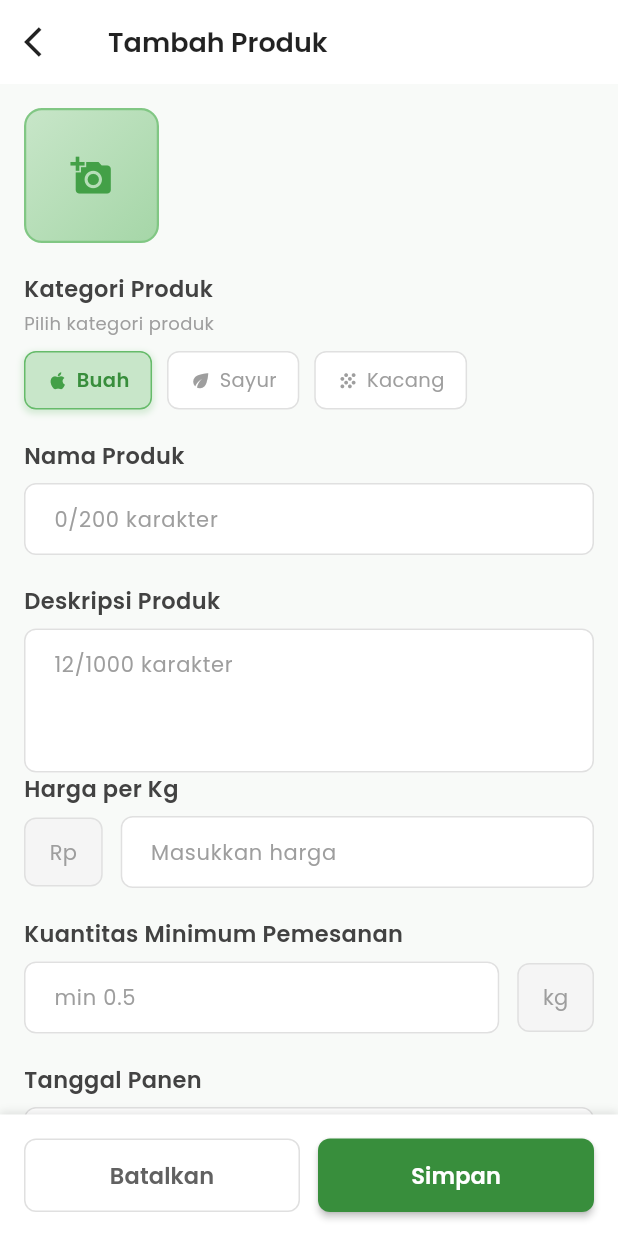
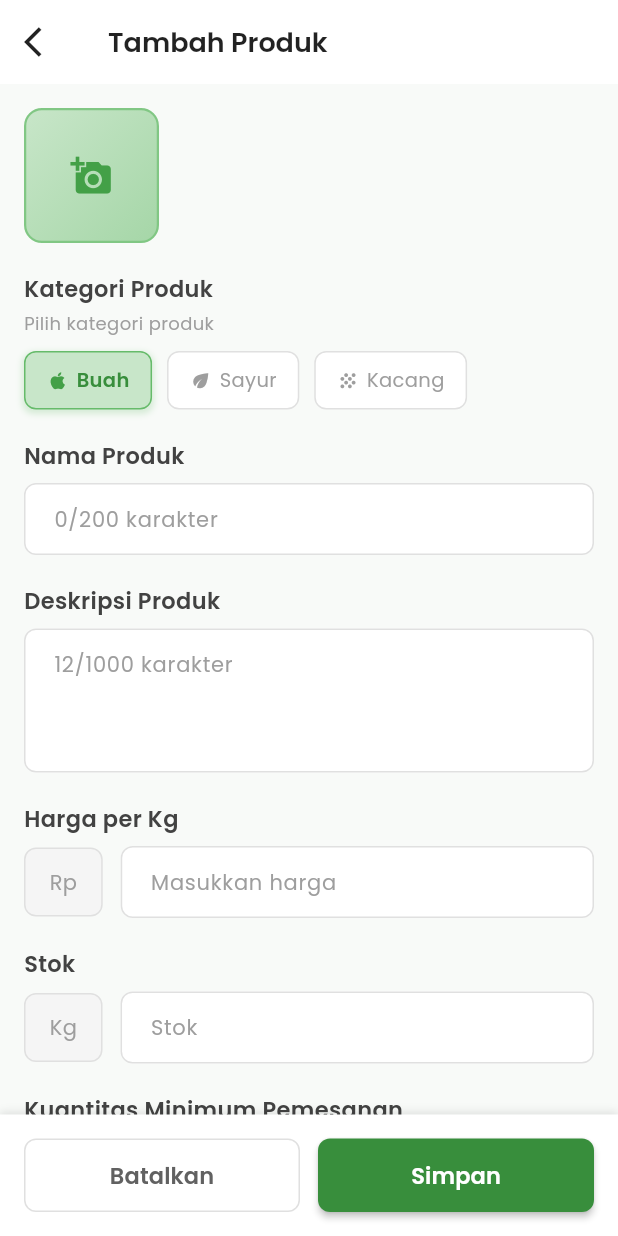
Before and after one commit to amertawolj/PRD_PANENIN, a Flutter app: the TambahProdukDetailScreen screen opened directly, on a phone screen of 412 x 824 dp. Run offline on Flutter 3.47's test engine with Material 3 defaults, Android fonts, the phone set to English and light mode, and no system bars; our stand-ins replace camera, iconsax, image_picker, supabase_flutter; accounts and stored records are empty.

Commit message:
add stok option in upload product

```diff
--- a/lib/features/tambah-produk/tambah_produk_detail_screen.dart
+++ b/lib/features/tambah-produk/tambah_produk_detail_screen.dart
@@ -19,6 +19,7 @@ class _TambahProdukDetailScreenState extends State<TambahProdukDetailScreen> {
   final TextEditingController bulanController = TextEditingController();
   final TextEditingController tahunController = TextEditingController();
   final TextEditingController hargaController = TextEditingController();
+  final TextEditingController stokController = TextEditingController();
 
   String selectedCategory = 'Buah';
   bool isPenyimpananDropdownOpen = false;
@@ -341,6 +342,8 @@ class _TambahProdukDetailScreenState extends State<TambahProdukDetailScreen> {
                       contentPadding: const EdgeInsets.symmetric(horizontal: 16, vertical: 12),
                     ),
                   ),
+
+                  const SizedBox(height: 20),
                   Text(
                     'Harga per Kg',
                     style: TextStyle(
@@ -376,6 +379,68 @@ class _TambahProdukDetailScreenState extends State<TambahProdukDetailScreen> {
                           keyboardType: TextInputType.number,
                           decoration: InputDecoration(
                             hintText: 'Masukkan harga',
+                            hintStyle: const TextStyle(
+                              color: Colors.grey,
+                              fontSize: 14,
+                              fontFamily: 'Poppins',
+                            ),
+                            filled: true,
+                            fillColor: Colors.white,
+                            border: OutlineInputBorder(
+                              borderRadius: BorderRadius.circular(8),
+                              borderSide: BorderSide(color: Colors.grey.shade300),
+                            ),
+                            enabledBorder: OutlineInputBorder(
+                              borderRadius: BorderRadius.circular(8),
+                              borderSide: BorderSide(color: Colors.grey.shade300),
+                            ),
+                            focusedBorder: OutlineInputBorder(
+                              borderRadius: BorderRadius.circular(8),
+                              borderSide: BorderSide(color: Colors.green.shade400, width: 2),
+                            ),
+                            contentPadding: const EdgeInsets.symmetric(horizontal: 16, vertical: 12),
+                          ),
+                        ),
+                      ),
+                    ],
+                  ),
+
+                  const SizedBox(height: 20),
+                  Text(
+                    'Stok',
+                    style: TextStyle(
+                      fontSize: 15,
+                      fontWeight: FontWeight.w600,
+                      fontFamily: 'Poppins',
+                      color: Colors.grey.shade800,
+                    ),
+                  ),
+                  const SizedBox(height: 8),
+                  Row(
+                    children: [
+                      Container(
+                        padding: const EdgeInsets.symmetric(horizontal: 16, vertical: 12),
+                        decoration: BoxDecoration(
+                          color: Colors.grey.shade100,
+                          borderRadius: BorderRadius.circular(8),
+                          border: Border.all(color: Colors.grey.shade300),
+                        ),
+                        child: const Text(
+                          'Kg',
+                          style: TextStyle(
+                            fontSize: 14,
+                            fontFamily: 'Poppins',
+                            color: Colors.grey,
+                          ),
+                        ),
+                      ),
+                      const SizedBox(width: 12),
+                      Expanded(
+                        child: TextField(
+                          controller: stokController,
+                          keyboardType: TextInputType.number,
+                          decoration: InputDecoration(
+                            hintText: 'Stok',
                             hintStyle: const TextStyle(
                               color: Colors.grey,
                               fontSize: 14,
```
